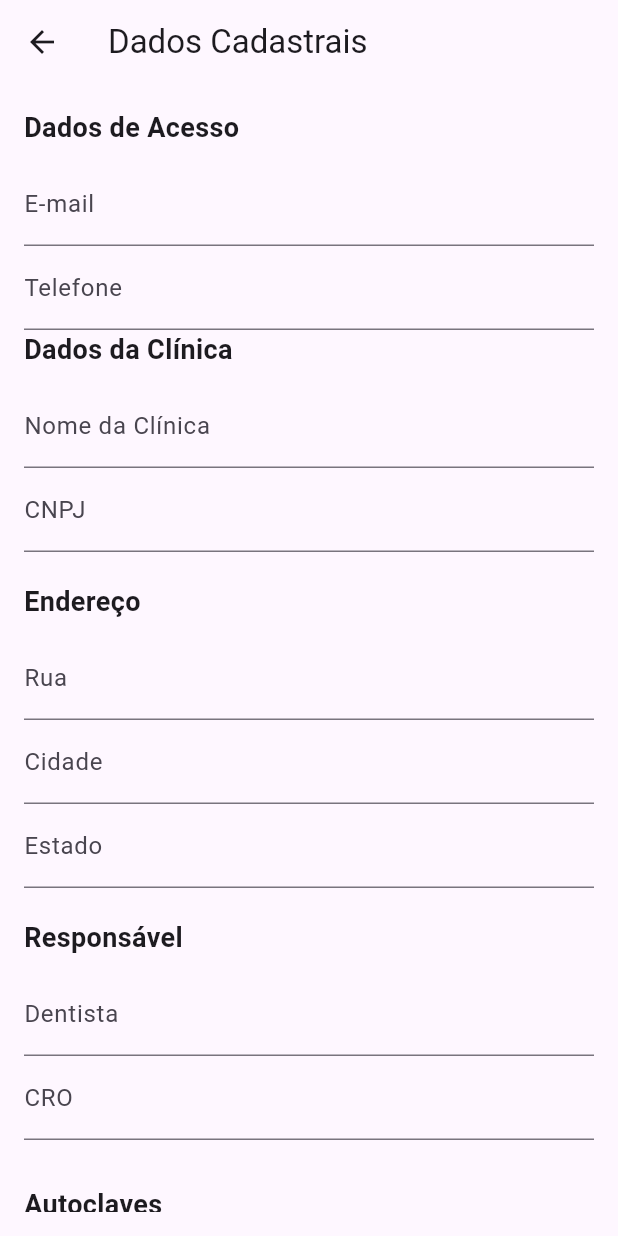
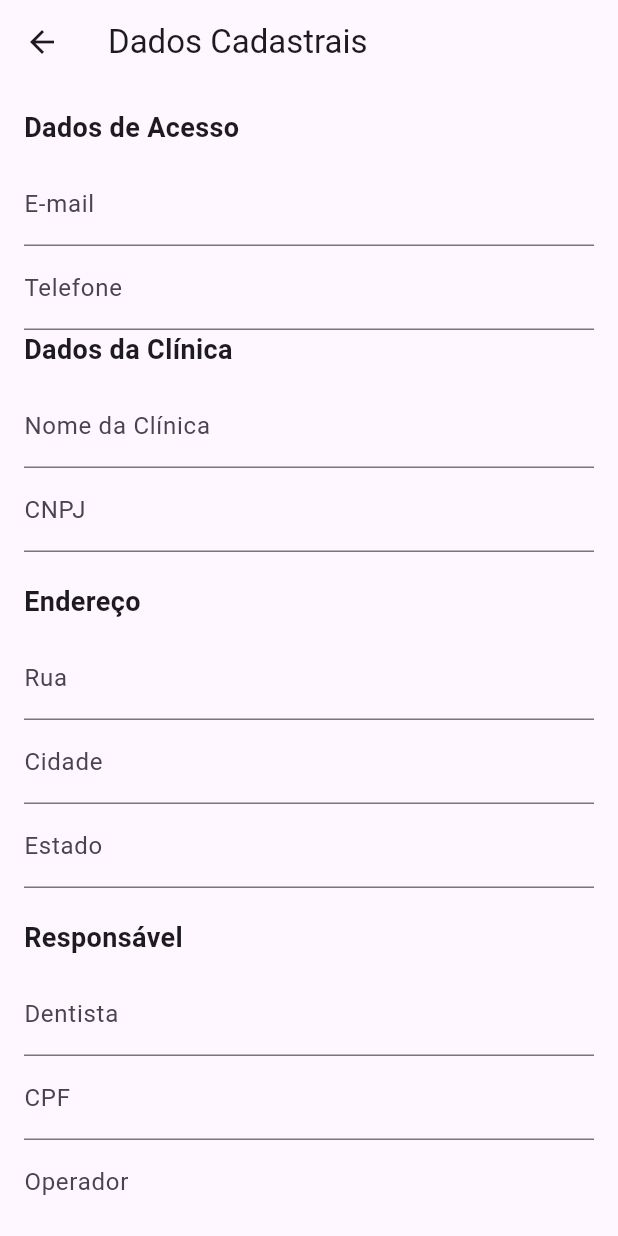
Before and after one commit to marcelnery/steriapp-backend, a Flutter app: the ProfilePage screen opened directly, on a phone screen of 412 x 824 dp. Run offline on Flutter 3.47's test engine with Material 3 defaults, Android fonts, the phone set to English and light mode, and no system bars; our stand-ins replace app_links, flutter_blue_plus, open_filex, pdf, permission_handler, printing and 2 more; missing offline and left inert: barcode; accounts and stored records are empty; network calls fail.

```diff
--- a/lib/features/auth/auth_service.dart
+++ b/lib/features/auth/auth_service.dart
@@ -27,7 +27,9 @@ static Future<bool> register({
   required Map<String, String> address,
   required String phone,
   required String dentist,
+  required String cpf,
   required String cro,
+  required String operator,
   required List<Map<String, dynamic>> autoclaves,
 }) async {
 
@@ -47,7 +49,9 @@ static Future<bool> register({
         "address": address,
         "phone": phone,
         "dentist": dentist,
+        "cpf": cpf,
         "cro": cro,
+        "operator": operator,
         "autoclaves": autoclaves,
       }),
     );
--- a/lib/features/auth/register_page.dart
+++ b/lib/features/auth/register_page.dart
@@ -34,9 +34,11 @@ class _RegisterPageState extends State<RegisterPage> {
   // RESPONSÁVEL
   // =========================
   final dentistController = TextEditingController();
+   final cpfController = TextEditingController();
   final croController = TextEditingController();
   final userController = TextEditingController();
   final emailController = TextEditingController();
+   final operatorController = TextEditingController();
 
   //===========================
   // PASSWORD CONTROLE
@@ -215,7 +217,10 @@ class _RegisterPageState extends State<RegisterPage> {
     },
     "phone": phoneController.text,
     "dentist": dentistController.text,
+    "cpf": cpfController.text,
     "cro": croController.text,
+    "operator": operatorController.text,
+
     "autoclaves": autoclaves.map((a) => {
       "brand": "Woson",
       "model": a["model"].toString(),
@@ -243,7 +248,9 @@ final success = await AuthService.register(
 
   phone: body["phone"] as String,
   dentist: body["dentist"] as String,
+  cpf: body["cpf"] as String,
   cro: body["cro"] as String,
+  operator: body["operator"] as String,
 
   autoclaves: (body["autoclaves"] as List)
       .map((e) => Map<String, dynamic>.from(e))
@@ -291,10 +298,17 @@ final success = await AuthService.register(
 
             const SizedBox(height:20),
 
-            const Text("Responsável", style: TextStyle(fontSize:18,fontWeight:FontWeight.bold)),
+            const Text("Dados Pessoais",style: TextStyle(fontSize: 18,fontWeight: FontWeight.bold,),
+            ),
 
-            TextField(controller: dentistController, decoration: const InputDecoration(labelText: "Dentista responsável")),
-            TextField(controller: croController, decoration: const InputDecoration(labelText: "CRO")),
+            TextField(controller: dentistController,decoration: const InputDecoration(labelText: "Nome do Dentista", ),
+            ),
+
+            TextField(controller: cpfController,decoration: const InputDecoration(labelText: "CPF",),
+            ),
+
+            TextField(controller: croController, decoration: const InputDecoration(labelText: "CRO",),
+            ),
 
             const Text("LOGIN", style: TextStyle(fontSize:18,fontWeight:FontWeight.bold)),
 
@@ -308,6 +322,12 @@ final success = await AuthService.register(
 
              TextField(controller: emailController,decoration: const InputDecoration(labelText: "E-mail"),
             ),
+
+            const SizedBox(height: 25),
+
+            const Text("Operador",style: TextStyle(fontSize: 18,fontWeight: FontWeight.bold,),),
+
+            TextField(controller: operatorController,decoration: const InputDecoration(labelText: "Nome do Operador",),),
 
             const SizedBox(height:30),
 
--- a/lib/features/cycles/pages/cycle_detail_page.dart
+++ b/lib/features/cycles/pages/cycle_detail_page.dart
@@ -95,8 +95,8 @@ class CycleDetailPage extends StatelessWidget {
                       'Temp. Máx. Sensor 2',
                       '${cycle.maxTemperature2} °C'),
                   _infoRow(Icons.speed,
-                      'Pressão Máxima',
-                      '${cycle.maxPressure} bar'),
+                      'Pressão Máxima (bar)',
+                      '${cycle.maxPressure}'),
                 ]),
 
                 const SizedBox(height: 16),
--- a/lib/features/cycles/pages/cycles_list_page.dart
+++ b/lib/features/cycles/pages/cycles_list_page.dart
@@ -86,8 +86,8 @@ class _CyclesListPageState extends State<CyclesListPage> {
                         '${cycle.maxTemperature.toStringAsFixed(1)} °C',
                       ),
                       _infoRow(
-                        'Pressão',
-                        '${cycle.maxPressure.toStringAsFixed(2)} bar',
+                        'Pressão (bar)',
+                        cycle.maxPressure.toStringAsFixed(2),
                       ),
                       _infoRow('Status', cycle.result.toUpperCase()),
                       _infoRow('Programa', cycle.program),
--- a/lib/features/cycles/services/cycle_pdf_service.dart
+++ b/lib/features/cycles/services/cycle_pdf_service.dart
@@ -89,8 +89,8 @@ class CyclePdfService {
                   '${cycle.maxTemperature} °C'),
               _row('Temperatura Máx. Sensor 2',
                   '${cycle.maxTemperature2} °C'),
-              _row('Pressão Máxima',
-                  '${cycle.maxPressure} bar'),
+              _row('Pressão Máxima (bar)',
+                  '${cycle.maxPressure}'),
             ],
           ),
 
@@ -125,7 +125,7 @@ class CyclePdfService {
                 'Tempo',
                 'Temp. 1 (°C)',
                 'Temp. 2 (°C)',
-                'Pressão',
+                'Pressão (bar)',
               ],
               headerStyle: pw.TextStyle(
                 fontSize: 9,
--- a/lib/features/models/user_model.dart
+++ b/lib/features/models/user_model.dart
@@ -11,6 +11,8 @@ class UserModel {
   final Map<String, dynamic> address;
   final String phone;
   final String dentist;
+  final String cpf;
+  final String operator;
   final String cro;
   final List<AutoclaveModel> autoclaves;
 
@@ -21,7 +23,9 @@ class UserModel {
     required this.address,
     required this.phone,
     required this.dentist,
+    required this.cpf,
     required this.cro,
+    required this.operator,
     required this.autoclaves,
   });
 
@@ -37,7 +41,9 @@ class UserModel {
       address: json["address"] ?? {},
       phone: json["phone"] ?? "",
       dentist: json["dentist"] ?? "",
+      cpf: json["cpf"]??"",
       cro: json["cro"] ?? "",
+      operator: json["operator"] ??"",
       autoclaves: (json["autoclaves"] as List? ?? [])
           .map((e) => AutoclaveModel.fromJson(e))
           .toList(),
@@ -55,7 +61,9 @@ class UserModel {
       "address": address,
       "phone": phone,
       "dentist": dentist,
+      "cpf": cpf,
       "cro": cro,
+      "operator": operator,
       "autoclaves": autoclaves.map((a) => a.toJson()).toList(),
     };
   }
--- a/lib/features/profile/profile_page.dart
+++ b/lib/features/profile/profile_page.dart
@@ -28,6 +28,8 @@ class _ProfilePageState extends State<ProfilePage> {
   final stateController = TextEditingController();
 
   final dentistController = TextEditingController();
+  final cpfController = TextEditingController();
+  final operatorController = TextEditingController();
   final croController = TextEditingController();
 
   final emailController = TextEditingController();
@@ -122,6 +124,9 @@ void showAddAutoclaveDialog() {
       print("===== DADOS VINDOS DO MONGO =====");
       print(data);
 
+      print("CPF DO MONGO: ${data["cpf"]}");
+      print("OPERADOR DO MONGO: ${data["operator"]}");
+
       setState(() {
 
         clinicController.text = data["clinic"] ?? "";
@@ -132,6 +137,8 @@ void showAddAutoclaveDialog() {
         stateController.text = data["address"]?["state"] ?? "";
 
         dentistController.text = data["dentist"] ?? "";
+        cpfController.text = data["cpf"]??"";
+        operatorController.text = data["operator"]??"";
         croController.text = data["cro"] ?? "";
         emailController.text = data["email"]??"";
         phoneController.text = data["phone"]??"";
@@ -289,13 +296,33 @@ TextField(
 
             TextField(
   controller: dentistController,
-              decoration: const InputDecoration(labelText: "Dentista"),
+  decoration: const InputDecoration(
+    labelText: "Dentista",
+  ),
+  readOnly: true,
+),
+
+TextField(
+  controller: cpfController,
+  decoration: const InputDecoration(
+    labelText: "CPF",
+  ),
+  readOnly: true,
+),
+
+TextField(
+  controller: operatorController,
+  decoration: const InputDecoration(
+    labelText: "Operador",
+  ),
   readOnly: true,
 ),
 
 TextField(
   controller: croController,
-              decoration: const InputDecoration(labelText: "CRO"),
+  decoration: const InputDecoration(
+    labelText: "CRO",
+  ),
   readOnly: true,
 ),
 
```
Also changed, not shown: lib/features/auth/login_page.dart (+39 -25 lines), lib/features/cycles/models/cycle_model.dart (+119 -12 lines), lib/features/splash/splash_page.dart (+8 -18 lines), pubspec.yaml (+12 -1 lines), assets/icon/icon.png (added), assets/images/icon.png, pubspec.lock, 36 other files. Lines whose indentation alone changed are shown as unchanged.
